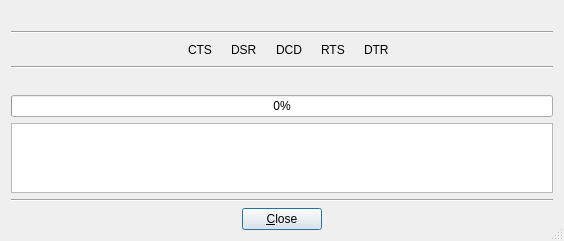
This is src/serialtransmissiondialog.ui in GCodeProjects/GCodeWorkShop as Qt 5 draws it before an edit. The edited form follows.
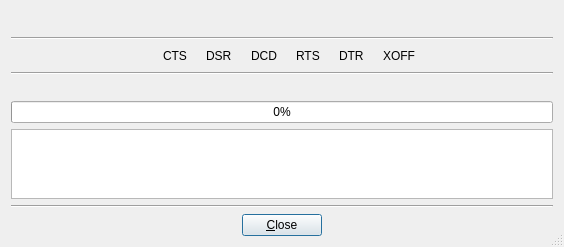
This is the edited form. Icons and pictures are not drawn.

```diff
--- a/src/serialtransmissiondialog.ui
+++ b/src/serialtransmissiondialog.ui
@@ -10,7 +10,7 @@
     <x>0</x>
     <y>0</y>
     <width>564</width>
-    <height>234</height>
+    <height>245</height>
    </rect>
   </property>
   <property name="windowTitle">
@@ -27,7 +27,20 @@
    <item>
     <layout class="QHBoxLayout" name="horizontalLayout_2">
      <item>
-      <widget class="QLabel" name="settingsNameLabel">
+      <spacer name="horizontalSpacer_6">
+       <property name="orientation">
+        <enum>Qt::Horizontal</enum>
+       </property>
+       <property name="sizeHint" stdset="0">
+        <size>
+         <width>40</width>
+         <height>20</height>
+        </size>
+       </property>
+      </spacer>
+     </item>
+     <item>
+      <widget class="QLabel" name="connected1Label">
        <property name="toolTip">
         <string>Settings name</string>
        </property>
@@ -37,14 +50,20 @@
       </widget>
      </item>
      <item>
-      <widget class="QLabel" name="portLabel">
-       <property name="toolTip">
-        <string>Port name</string>
+      <widget class="QLabel" name="connectedLabel"/>
+     </item>
+     <item>
+      <spacer name="horizontalSpacer_5">
+       <property name="orientation">
+        <enum>Qt::Horizontal</enum>
        </property>
-       <property name="text">
-        <string/>
+       <property name="sizeHint" stdset="0">
+        <size>
+         <width>40</width>
+         <height>20</height>
+        </size>
        </property>
-      </widget>
+      </spacer>
      </item>
     </layout>
    </item>
@@ -251,6 +270,50 @@
        </property>
       </widget>
      </item>
+     <item>
+      <widget class="QLabel" name="xoff1Label">
+       <property name="enabled">
+        <bool>false</bool>
+       </property>
+       <property name="sizePolicy">
+        <sizepolicy hsizetype="Fixed" vsizetype="Fixed">
+         <horstretch>0</horstretch>
+         <verstretch>0</verstretch>
+        </sizepolicy>
+       </property>
+       <property name="maximumSize">
+        <size>
+         <width>16</width>
+         <height>16777215</height>
+        </size>
+       </property>
+       <property name="toolTip">
+        <string>Data Terminal Ready</string>
+       </property>
+       <property name="statusTip">
+        <string/>
+       </property>
+       <property name="text">
+        <string/>
+       </property>
+       <property name="pixmap">
+        <pixmap resource="application.qrc">:/images/led.png</pixmap>
+       </property>
+      </widget>
+     </item>
+     <item>
+      <widget class="QLabel" name="xoffLabel">
+       <property name="enabled">
+        <bool>true</bool>
+       </property>
+       <property name="toolTip">
+        <string>Data Terminal Ready</string>
+       </property>
+       <property name="text">
+        <string>XOFF</string>
+       </property>
+      </widget>
+     </item>
      <item>
       <spacer name="horizontalSpacer_4">
        <property name="orientation">
@@ -300,7 +363,8 @@
      </property>
      <property name="font">
       <font>
-       <pointsize>8</pointsize>
+       <family>Courier 10 Pitch</family>
+       <pointsize>9</pointsize>
       </font>
      </property>
      <property name="autoFillBackground">
```
Left out of the diff: 5 changed lines with no effect on the pictures.
